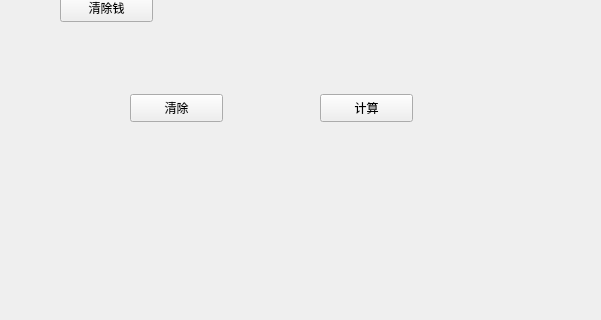
This is mainwindow.ui in kaibo11/call as Qt 5 draws it before an edit; both pictures show x 120 to 721 and y 296 to 616 of the 1218 by 616 pixel window. The edited form follows.
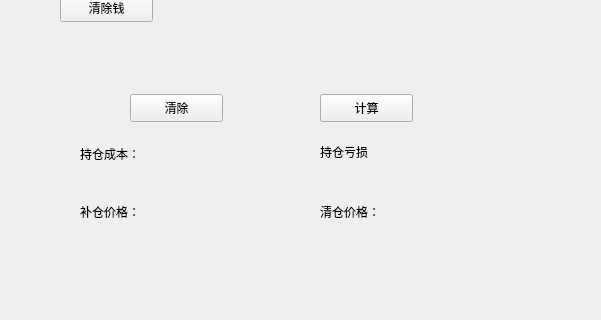
This is the edited form.

The edit to the form file:
```diff
--- a/mainwindow.ui
+++ b/mainwindow.ui
@@ -216,8 +216,8 @@
    <widget class="QLabel" name="costAndRate">
     <property name="geometry">
      <rect>
-      <x>330</x>
-      <y>450</y>
+      <x>280</x>
+      <y>430</y>
       <width>131</width>
       <height>41</height>
      </rect>
@@ -229,8 +229,8 @@
    <widget class="QLabel" name="rate">
     <property name="geometry">
      <rect>
-      <x>510</x>
-      <y>440</y>
+      <x>520</x>
+      <y>430</y>
       <width>121</width>
       <height>41</height>
      </rect>
@@ -239,6 +239,84 @@
      <string/>
     </property>
    </widget>
+   <widget class="QLabel" name="label_3">
+    <property name="geometry">
+     <rect>
+      <x>200</x>
+      <y>440</y>
+      <width>61</width>
+      <height>20</height>
+     </rect>
+    </property>
+    <property name="text">
+     <string>持仓成本：</string>
+    </property>
+   </widget>
+   <widget class="QLabel" name="label_4">
+    <property name="geometry">
+     <rect>
+      <x>440</x>
+      <y>440</y>
+      <width>51</width>
+      <height>16</height>
+     </rect>
+    </property>
+    <property name="text">
+     <string>持仓亏损：</string>
+    </property>
+   </widget>
+   <widget class="QLabel" name="label_5">
+    <property name="geometry">
+     <rect>
+      <x>200</x>
+      <y>500</y>
+      <width>72</width>
+      <height>15</height>
+     </rect>
+    </property>
+    <property name="text">
+     <string>补仓价格：</string>
+    </property>
+   </widget>
+   <widget class="QLabel" name="label_6">
+    <property name="geometry">
+     <rect>
+      <x>440</x>
+      <y>500</y>
+      <width>72</width>
+      <height>15</height>
+     </rect>
+    </property>
+    <property name="text">
+     <string>清仓价格：</string>
+    </property>
+   </widget>
+   <widget class="QLabel" name="bucangjiage">
+    <property name="geometry">
+     <rect>
+      <x>300</x>
+      <y>490</y>
+      <width>81</width>
+      <height>41</height>
+     </rect>
+    </property>
+    <property name="text">
+     <string/>
+    </property>
+   </widget>
+   <widget class="QLabel" name="qingcangjiage">
+    <property name="geometry">
+     <rect>
+      <x>510</x>
+      <y>490</y>
+      <width>141</width>
+      <height>41</height>
+     </rect>
+    </property>
+    <property name="text">
+     <string/>
+    </property>
+   </widget>
   </widget>
   <widget class="QMenuBar" name="menubar">
    <property name="geometry">
```
Left out of the diff: 2 changed lines with no effect on the pictures.
